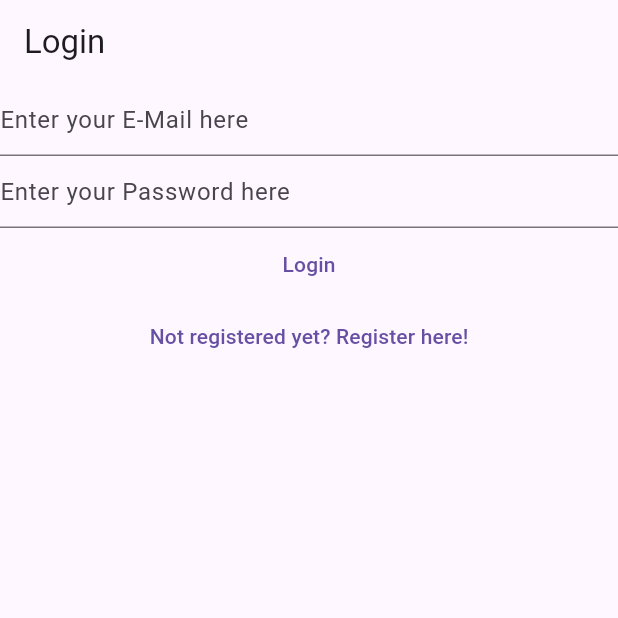
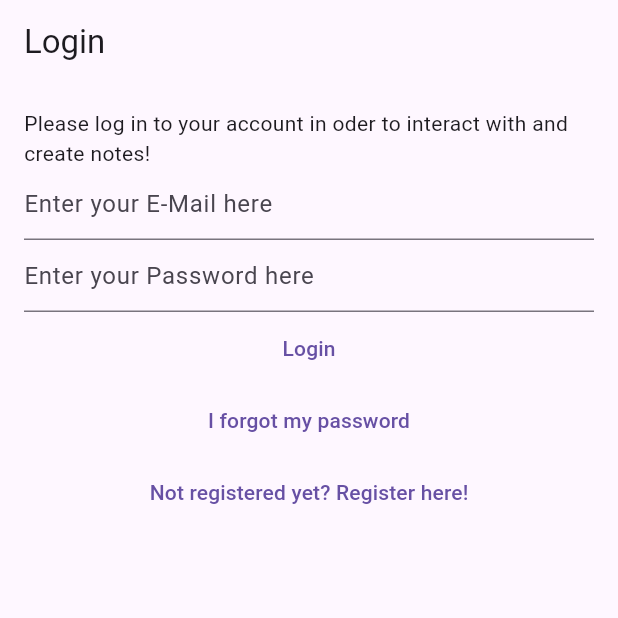
Before and after one commit to FreizeitNiklas/My-Manager, a Flutter app: the screen it shows after launch, on a phone screen of 412 x 824 dp, the top half of it. Run offline on Flutter 3.47's test engine with Material 3 defaults, Android fonts, the phone set to English and light mode, and no system bars; our stand-ins replace bloc, cloud_firestore, equatable, firebase_auth, firebase_core, flutter_bloc and 1 more; accounts and stored records are empty.

Commit message:
Chapter 44

```diff
--- a/lib/main.dart
+++ b/lib/main.dart
@@ -5,6 +5,7 @@ import 'package:tutorial_flutter/services/auth/bloc/auth_bloc.dart';
 import 'package:tutorial_flutter/services/auth/bloc/auth_event.dart';
 import 'package:tutorial_flutter/services/auth/bloc/auth_state.dart';
 import 'package:tutorial_flutter/services/auth/firebase_auth_provider.dart';
+import 'package:tutorial_flutter/views/forgot_password_view.dart';
 import 'package:tutorial_flutter/views/login_view.dart';
 import 'package:tutorial_flutter/views/notes/create_update_note_view.dart';
 import 'package:tutorial_flutter/views/notes/notes_view.dart';
@@ -62,6 +63,8 @@ class HomePage extends StatelessWidget {
           return const VerifyEmailView();
         } else if (state is AuthStateLoggedOut) {
           return const LoginView();
+        } else if (state is AuthStateForgotPassword) {
+          return const ForgotPasswordView();
         } else if (state is AuthStateRegistering) {
           return const RegisterView();
       } else {
--- a/lib/services/auth/auth_provider.dart
+++ b/lib/services/auth/auth_provider.dart
@@ -13,4 +13,5 @@ abstract class AuthProvider {
   });
   Future<void> logOut();
   Future<void> sendEmailVerification();
+  Future<void> sendPasswordReset({required String toEmail});
 }
--- a/lib/services/auth/bloc/auth_event.dart
+++ b/lib/services/auth/bloc/auth_event.dart
@@ -28,6 +28,11 @@ class AuthEventShouldRegister extends AuthEvent {
   const AuthEventShouldRegister();
 }
 
+class AuthEventForgotPassword extends AuthEvent {
+  final String? email; // Braucht Email um den Benutzer zu kennen
+  const AuthEventForgotPassword({this.email});
+}
+
 class AuthEventLogOut extends AuthEvent { // Signalisiert, dass User sich abmelden möchte
   const AuthEventLogOut();
 }
--- a/lib/services/auth/bloc/auth_state.dart
+++ b/lib/services/auth/bloc/auth_state.dart
@@ -13,6 +13,8 @@ abstract class AuthState { // Beschreibt den allgemeinen Zustand der Authentifie
     required this.isLoading,
     this.loadingText = 'Please wat a moment',
   });
+
+ get exception => null; // Selbst geschrieben als Error-Bekämpfung
 }
 
 // 'AuthStateUninitialized' ist ein Zustand, der verwendet wird, wenn die Authentifizierung noch nicht initialisiert wurde.
@@ -31,6 +33,16 @@ class AuthStateRegistering extends AuthState {
     required this.exception, // Die Ausnahme, falls ein Fehler während der Registrierung auftritt.
     required isLoading, // Ob der Registrierungsvorgang gerade läuft.
   }) : super(isLoading: isLoading);
+}
+
+class AuthStateForgotPassword extends AuthState {
+  final Exception? exception; // Speichert mögliche Fehler, die beim Senden der E-Mail auftreten können.
+  final bool hasSentEmail; // Gibt an, ob die Passwort-Zurücksetzungs-E-Mail bereits gesendet wurde.
+  const AuthStateForgotPassword({
+    required this.exception,
+    required this.hasSentEmail,
+    required bool isLoading, // Gibt an, ob der Vorgang des E-Mail-Sendens noch läuft.
+  }) : super(isLoading: isLoading); // Der `isLoading`-Wert wird an die Basisklasse `AuthState` übergeben.
 }
 
 class AuthStateLoggedIn extends AuthState { // Speichert Informationen über den eingeloggten User (Name & logged in Status).
--- /dev/null
+++ b/lib/utilities/dialogs/password_reset_email_sent_dialog.dart
@@ -0,0 +1,14 @@
+import 'package:flutter/cupertino.dart';
+import 'package:tutorial_flutter/utilities/dialogs/generic_dialog.dart';
+
+Future<void> showPasswordResetSentDialog(BuildContext context) {
+  return showGenericDialog(
+    context: context,
+    title: 'Password Reset',
+    content:
+        'We have now sent you a password reset link. Please check your email for more information.',
+    optionsBuilder: () => { // Verwendung einer anonymen Funktion, welche eine Map zurückgibt.
+      'OK': null, // Beim klicken auf "OK" passiert nichts ('null').
+    },
+  );
+}
--- a/lib/views/login_view.dart
+++ b/lib/views/login_view.dart
@@ -35,11 +35,17 @@ class _LoginViewState extends State<LoginView> {
 
   @override // Hier überschreibst du die Methode build, die für den Aufbau des Benutzeroberflächen-Widgets verantwortlich ist.
   Widget build(BuildContext context) {
-    return BlocListener<AuthBloc, AuthState>( // Listener reagiert auf 'AuthState' Änderung, welche vom 'AuthBloc' kommen.
+    return BlocListener<AuthBloc, AuthState>(
+      // Listener reagiert auf 'AuthState' Änderung, welche vom 'AuthBloc' kommen.
       listener: (context, state) async {
-        if (state is AuthStateLoggedOut) { //Sollte dem nicht so sein, dann passiert nichts.
-          if (state.exception is UserNotFoundAuthException) { // Überprüft, ob der Grund für den Logout ist, dass ein Benutzer nicht gefunden wurde.
-            await showErrorDialog(context, 'User not found');
+        if (state is AuthStateLoggedOut) {
+          //Sollte dem nicht so sein, dann passiert nichts.
+          if (state.exception is UserNotFoundAuthException) {
+            // Überprüft, ob der Grund für den Logout ist, dass ein Benutzer nicht gefunden wurde.
+            await showErrorDialog(
+              context,
+              'Cannot fina a user with the entered credentials!',
+            );
           } else if (state.exception is WrongPasswordAuthException) {
             await showErrorDialog(context, 'Wrong credentials');
           } else if (state.exception is GenericAuthException) {
@@ -59,7 +65,6 @@ class _LoginViewState extends State<LoginView> {
       //         _closeDialogHandle = null;  // Reset des Handles
       //       }
       //
-
 
       //       // Öffnen des Loading-Dialogs, wenn der Zustand AuthStateLoading ist
       //       if (state is AuthStateLoading && _closeDialogHandle == null) {
@@ -84,12 +89,18 @@ class _LoginViewState extends State<LoginView> {
         appBar: AppBar(
           title: const Text('Login'),
         ),
-        body: Column(
+        body: Padding(
+          padding: const EdgeInsets.all(16.0),
+          child: Column(
             children: [
+              const Text(
+                'Please log in to your account in oder to interact with and create notes!'),
               TextField(
                 controller: _email,
-              enableSuggestions: false, // Dies deaktiviert die Vorschläge, die normalerweise beim Eingeben von Text angezeigt werden, um die Eingabe zu erleichtern.
-              autocorrect: false, // Diese Einstellung deaktiviert die automatische Korrektur der Eingabe im Textfeld.
+                enableSuggestions:
+                    false, // Dies deaktiviert die Vorschläge, die normalerweise beim Eingeben von Text angezeigt werden, um die Eingabe zu erleichtern.
+                autocorrect:
+                    false, // Diese Einstellung deaktiviert die automatische Korrektur der Eingabe im Textfeld.
                 keyboardType: TextInputType.emailAddress,
                 decoration: const InputDecoration(
                   hintText: 'Enter your E-Mail here',
@@ -97,7 +108,8 @@ class _LoginViewState extends State<LoginView> {
               ),
               TextField(
                 controller: _password,
-              obscureText: true, // sorgt dafür, dass der eingegeben Text nicht sichtbar ist.
+                obscureText:
+                    true, // sorgt dafür, dass der eingegeben Text nicht sichtbar ist.
                 enableSuggestions: false,
                 autocorrect: false,
                 decoration: const InputDecoration(
@@ -115,11 +127,20 @@ class _LoginViewState extends State<LoginView> {
                         ),
                       );
                 },
-                child: const Text ('Login'),
+                child: const Text('Login'),
               ),
               TextButton(
                 onPressed: () {
-                context.read<AuthBloc>().add( // suchen nach 'AuthBloc' in 'context'.
+                  context.read<AuthBloc>().add(
+                        const AuthEventForgotPassword(),
+                      );
+                },
+                child: Text('I forgot my password'),
+              ),
+              TextButton(
+                onPressed: () {
+                  context.read<AuthBloc>().add(
+                        // suchen nach 'AuthBloc' in 'context'.
                         const AuthEventShouldRegister(), //'.add(c AESR)' -> Sende das "Event" 'AESR'.
                       );
                 },
@@ -128,6 +149,7 @@ class _LoginViewState extends State<LoginView> {
             ],
           ),
         ),
+      ),
     );
   }
 }
```
Also changed, not shown: lib/services/auth/auth_service.dart (+7 -3 lines), lib/services/auth/bloc/auth_bloc.dart (+45 -1 lines), lib/services/auth/firebase_auth_provider.dart (+20 -3 lines), lib/views/forgot_password_view.dart (added, +91 -0 lines), lib/views/register_view.dart (+17 -7 lines), 1 other file. Lines whose indentation alone changed are shown as unchanged.
